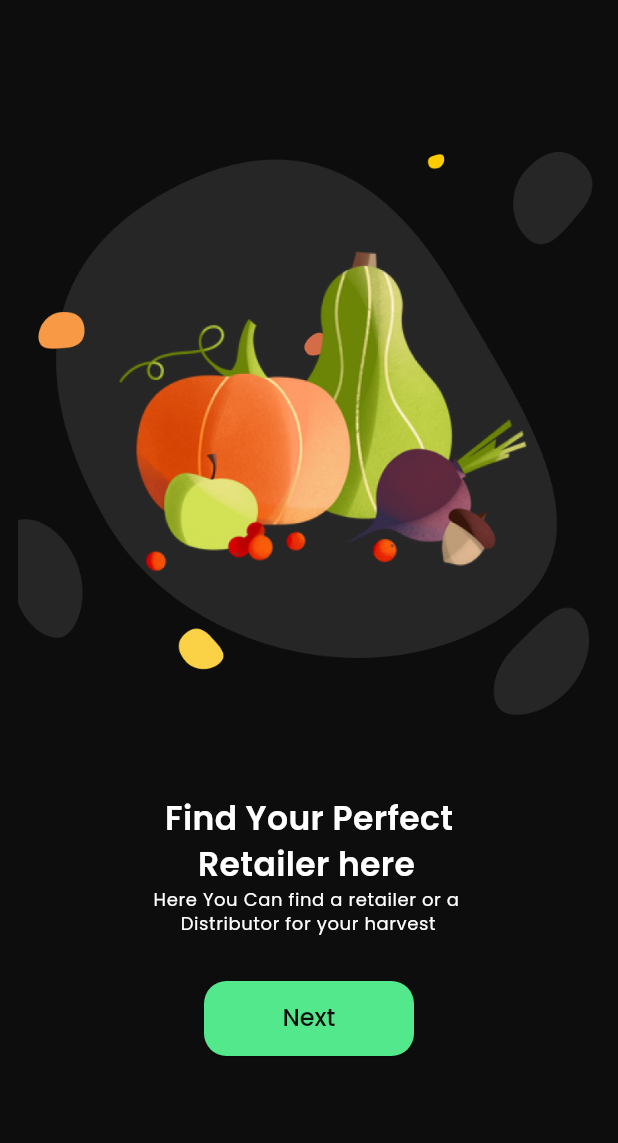
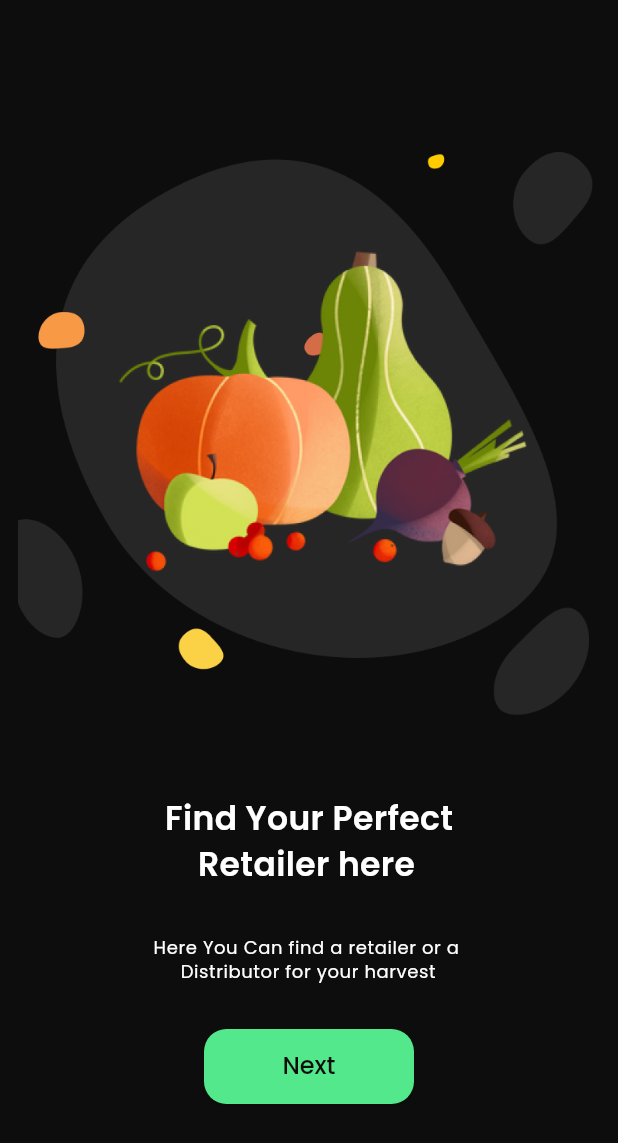
Before and after one commit to chamodperera/agrilink, a Flutter app: the screen it shows after launch, after a tap on "English", on a phone screen of 412 x 824 dp. Shown: the top 1143 px of the screen. Run offline on Flutter 3.47's test engine with Material 3 defaults, Android fonts, the light colour scheme and no system bars; our stand-ins replace cloud_firestore, envied, file_picker, firebase_auth, firebase_core, firebase_storage and 8 more; accounts and stored records are empty; generated files the repository leaves out were written again; project files that could hold a hidden picture were left out.

Commit message:
Update language descriptions and add background image to language selection screen

```diff
--- a/assets/lang/en.json
+++ b/assets/lang/en.json
@@ -1,6 +1,6 @@
 {
     "find_perfect_retailer": "Find Your Perfect\n    Retailer here",
-    "find_retailer_description": "Here You Can find a retailer or a \n     Distributor for your harvest",
+    "find_retailer_description": "\n\nHere You Can find a retailer or a \n     Distributor for your harvest",
     "next": "Next",
     "harvest_lives": "AgriLink is where Your\n         Harvest Lives",
     "smooth_distribution":"\n\nEnjoy a fast and smooth distribution of \n                     your harvest",
@@ -27,6 +27,5 @@
     "home": "Home",
     "profile": "Profile",
     "support": "Support",
-    "services": "Services",
-    "select_language": "Select Language"
+    "services": "Services"
 }
--- a/lib/screens/language_selection.dart
+++ b/lib/screens/language_selection.dart
@@ -2,6 +2,8 @@ import 'package:flutter/material.dart';
 import 'package:fluentui_system_icons/fluentui_system_icons.dart';
 import 'package:agrilink/app_localizations.dart';
 import 'package:agrilink/screens/onboarding/screen_1.dart'; // Adjust the import according to your project structure
+import 'package:agrilink/widgets/logo.dart';
+
 
 class LanguageSelectionScreen extends StatelessWidget {
   final Function(Locale) changeLanguage;
@@ -16,15 +18,25 @@ class LanguageSelectionScreen extends StatelessWidget {
     return Scaffold(
       body: Stack(
         children: [
+          Container(
+            decoration: BoxDecoration(
+              color: theme.scaffoldBackgroundColor,
+              image: const DecorationImage(
+                image: AssetImage('assets/patterns/full.png'),
+                fit: BoxFit.cover,
+              ),
+            ),
+          ),
           Center(
             child: Container(
               padding: const EdgeInsets.all(20),
               child: Column(
                 mainAxisAlignment: MainAxisAlignment.center,
-                crossAxisAlignment: CrossAxisAlignment.center,
                 children: [
+                  const Logo(),
+                  const SizedBox(height: 50),
                   Text(
-                    localizations.translate('select_language'),
+                    "Select Your Language",
                     style: theme.textTheme.titleMedium?.copyWith(
                       color: Colors.white,
                       fontSize: 20,
@@ -48,6 +60,8 @@ class LanguageSelectionScreen extends StatelessWidget {
                       _navigateToIntroScreen(context);
                     },
                   ),
+                  const SizedBox(height: 20),
+
                 ],
               ),
             ),
```
Also changed, not shown: assets/lang/si.json (+4 -4 lines), lib/screens/authentication/signup_screen_3.dart (+12 -17 lines), 2 other files.
